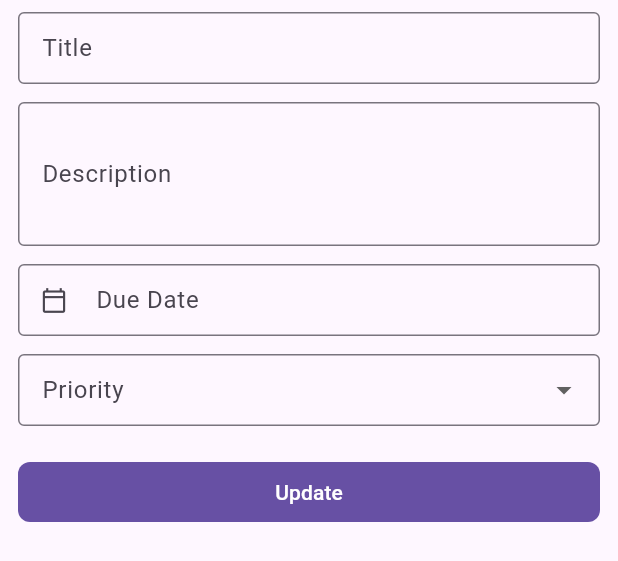
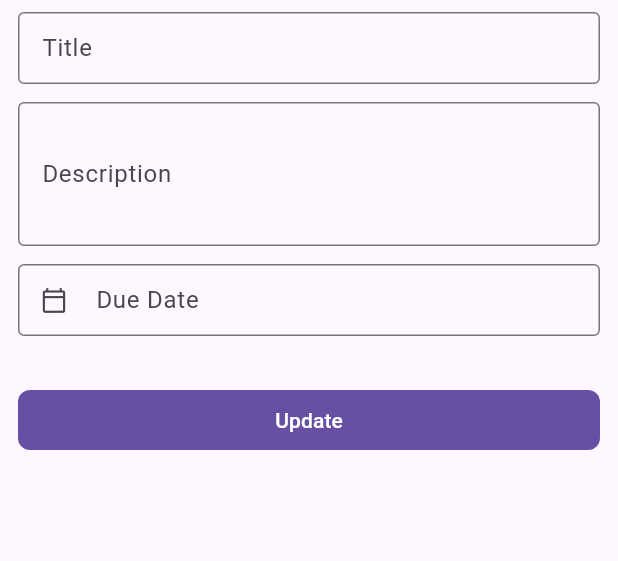
Before and after one commit to Mahender-Kumar/project_emp, a Flutter app: the EditTodo widget shown alone on an empty page, opened directly, on a phone screen of 412 x 824 dp. Shown: the top 561 px of the screen. Run offline on Flutter 3.47's test engine with Material 3 defaults, Android fonts, the phone set to English and light mode, and no system bars; our stand-ins replace cloud_firestore, equatable, firebase_auth, firebase_core, flutter_bloc, flutter_svg and 4 more; missing offline and left inert: flutter_adaptive_scaffold; accounts and stored records are empty; generated files the repository leaves out were written again.

Commit message:
remove priority enum and related references from the codebase

```diff
--- a/lib/data/enum/priority.dart
+++ /dev/null
@@ -1 +0,0 @@
-enum Priorities { low, medium, high, urgent }
--- a/lib/data/models/todo_model.dart
+++ b/lib/data/models/todo_model.dart
@@ -1,9 +1,7 @@
-import 'package:cloud_firestore/cloud_firestore.dart';
-import 'package:project_emp/data/enum/priority.dart';
 import 'package:uuid/uuid.dart';
 
 class Employee {
-  final String id;
+  final String? id;
   String name;
   String position;
   String department;
@@ -14,7 +12,7 @@ class Employee {
   String location;
 
   Employee({
-    required this.id,
+    this.id,
     required this.name,
     required this.position,
     required this.department,
--- a/lib/presentation/views/employee/add_employee.dart
+++ b/lib/presentation/views/employee/add_employee.dart
@@ -5,10 +5,8 @@ import 'package:project_emp/blocs/employee/add_employee_bloc.dart';
 import 'package:project_emp/blocs/employee/add_employee_event.dart';
 import 'package:project_emp/blocs/employee/add_employee_state.dart';
 import 'package:project_emp/core/constants/constants.dart';
-import 'package:project_emp/data/enum/priority.dart';
 import 'package:project_emp/data/models/jobs_model.dart';
 import 'package:project_emp/data/models/todo_model.dart';
-import 'package:project_emp/extensions/string_extensions.dart';
 import 'package:project_emp/presentation/widgets/date_picker.dart';
 import 'package:project_emp/presentation/widgets/expanded_btn.dart';
 import 'package:project_emp/presentation/widgets/role_sheet.dart';
--- a/lib/presentation/widgets/todo_widget.dart
+++ b/lib/presentation/widgets/todo_widget.dart
@@ -2,7 +2,6 @@ import 'package:cloud_firestore/cloud_firestore.dart';
 import 'package:flutter/material.dart';
 import 'package:go_router/go_router.dart';
 import 'package:project_emp/core/constants/constants.dart';
-import 'package:project_emp/data/enum/priority.dart';
 import 'package:project_emp/data/models/todo_model.dart';
 import 'package:project_emp/extensions/string_extensions.dart';
 import 'package:project_emp/extensions/time_extensions.dart';
@@ -158,28 +157,28 @@ class _EditTodoState extends State<EditTodo> {
             ),
 
             SizedBox(height: defaultGapping),
-            DropdownButtonFormField<Priorities>(
-              decoration: const InputDecoration(
-                isDense: true,
-                labelText: "Priority",
-                border: OutlineInputBorder(),
-              ),
-              // value: widget.todo?.priority ?? Priorities.low,
-              items:
-                  Priorities.values
-                      .map(
-                        (e) => DropdownMenuItem(
-                          value: e,
-                          child: Text(e.name.toTitleCase()),
-                        ),
-                      )
-                      .toList(),
-              onChanged: (value) {
-                // widget.todo?.priority = value ?? Priorities.low;
-              },
-              validator:
-                  (value) => value == null ? "Please select a priority" : null,
-            ),
+            // DropdownButtonFormField<Priorities>(
+            //   decoration: const InputDecoration(
+            //     isDense: true,
+            //     labelText: "Priority",
+            //     border: OutlineInputBorder(),
+            //   ),
+            //   // value: widget.todo?.priority ?? Priorities.low,
+            //   items:
+            //       Priorities.values
+            //           .map(
+            //             (e) => DropdownMenuItem(
+            //               value: e,
+            //               child: Text(e.name.toTitleCase()),
+            //             ),
+            //           )
+            //           .toList(),
+            //   onChanged: (value) {
+            //     // widget.todo?.priority = value ?? Priorities.low;
+            //   },
+            //   validator:
+            //       (value) => value == null ? "Please select a priority" : null,
+            // ),
             const SizedBox(height: 20),
 
             ExpandedBtn(
```
Also changed, not shown: lib/presentation/widgets/priority_badge.dart (deleted, +0 -88 lines).
